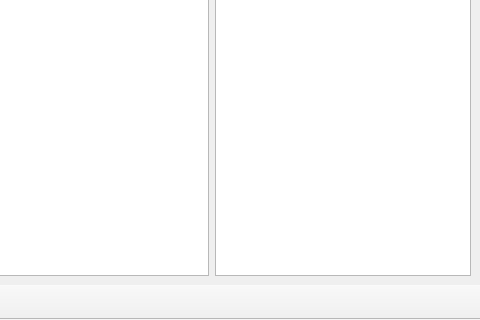
Qt form Console/UI/DashboardUI.ui (yang-zhongtian/PYCM) before a commit; both pictures show x 824 to 1304 and y 459 to 779 of the 1304 by 779 pixel window.
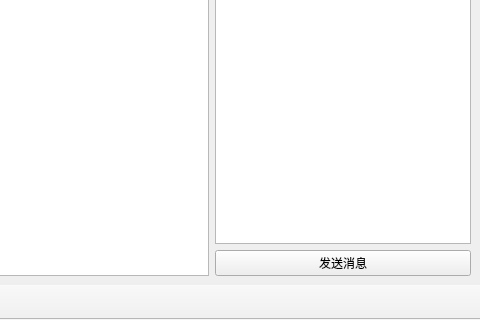
The same form after that commit. Icons and pictures are not drawn.

Diff of the .ui file:
```diff
--- a/Console/UI/DashboardUI.ui
+++ b/Console/UI/DashboardUI.ui
@@ -273,6 +273,25 @@
               </property>
              </widget>
             </item>
+            <item>
+             <widget class="QPushButton" name="send_message_button">
+              <property name="sizePolicy">
+               <sizepolicy hsizetype="Minimum" vsizetype="Minimum">
+                <horstretch>0</horstretch>
+                <verstretch>0</verstretch>
+               </sizepolicy>
+              </property>
+              <property name="maximumSize">
+               <size>
+                <width>16777215</width>
+                <height>16777215</height>
+               </size>
+              </property>
+              <property name="text">
+               <string>发送消息</string>
+              </property>
+             </widget>
+            </item>
            </layout>
           </widget>
          </item>
```
Left out of the diff: 34 changed lines with no effect on the pictures.
